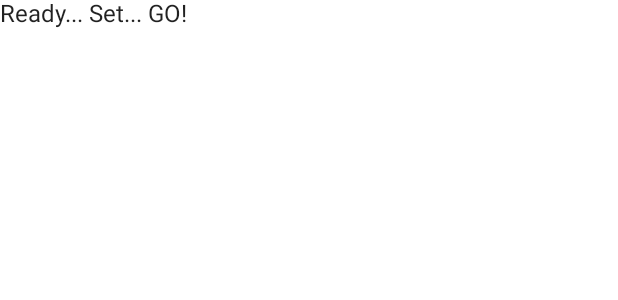
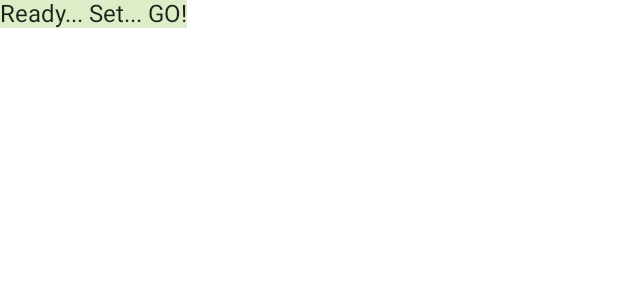
Before and after one commit to torresmi/compose-countdown-timer, an Android app built with Jetpack Compose: the @Preview function LightPreview, on a phone screen of 412 x 824 dp. Shown: the top 300 px of the screen. Run offline under Robolectric (Android 15) with nearby library versions, the phone set to English and light mode, and no system bars.

Commit message:
update theme colors

```diff
--- a/app/src/main/res/values-night/themes.xml
+++ b/app/src/main/res/values-night/themes.xml
@@ -12,15 +12,15 @@
     <!-- Base application theme. -->
     <style name="Theme.AndroidDevChallenge" parent="Theme.MaterialComponents.DayNight.DarkActionBar">
         <!-- Primary brand color. -->
-        <item name="colorPrimary">@color/purple_200</item>
-        <item name="colorPrimaryVariant">@color/purple_700</item>
+        <item name="colorPrimary">@color/light_green_500</item>
+        <item name="colorPrimaryVariant">@color/light_green_700</item>
         <item name="colorOnPrimary">@color/black</item>
         <!-- Secondary brand color. -->
-        <item name="colorSecondary">@color/teal_200</item>
-        <item name="colorSecondaryVariant">@color/teal_200</item>
+        <item name="colorSecondary">@color/brown_500</item>
+        <item name="colorSecondaryVariant">@color/brown_500</item>
         <item name="colorOnSecondary">@color/black</item>
         <!-- Status bar color. -->
-        <item name="android:statusBarColor" tools:targetApi="l">?attr/colorPrimaryVariant</item>
+        <item name="android:statusBarColor" tools:targetApi="l">?attr/colorAccent</item>
         <!-- Customize your theme here. -->
     </style>
 </resources>
--- a/app/src/main/res/values/colors.xml
+++ b/app/src/main/res/values/colors.xml
@@ -10,11 +10,10 @@
   the License.
   -->
 <resources>
-    <color name="purple_200">#FFBB86FC</color>
-    <color name="purple_500">#FF6200EE</color>
-    <color name="purple_700">#FF3700B3</color>
-    <color name="teal_200">#FF03DAC5</color>
-    <color name="teal_700">#FF018786</color>
     <color name="black">#FF000000</color>
     <color name="white">#FFFFFFFF</color>
+
+    <color name="light_green_500">#FF8bc34a</color>
+    <color name="light_green_700">#FF689f38</color>
+    <color name="brown_500">#FF795548</color>
 </resources>
--- a/app/src/main/res/values/themes.xml
+++ b/app/src/main/res/values/themes.xml
@@ -12,15 +12,15 @@
     <!-- Base application theme. -->
     <style name="Theme.AndroidDevChallenge" parent="Theme.MaterialComponents.DayNight.DarkActionBar">
         <!-- Primary brand color. -->
-        <item name="colorPrimary">@color/purple_500</item>
-        <item name="colorPrimaryVariant">@color/purple_700</item>
+        <item name="colorPrimary">@color/light_green_500</item>
+        <item name="colorPrimaryVariant">@color/light_green_700</item>
         <item name="colorOnPrimary">@color/white</item>
         <!-- Secondary brand color. -->
-        <item name="colorSecondary">@color/teal_200</item>
-        <item name="colorSecondaryVariant">@color/teal_700</item>
+        <item name="colorSecondary">@color/brown_500</item>
+        <item name="colorSecondaryVariant">@color/brown_500</item>
         <item name="colorOnSecondary">@color/black</item>
         <!-- Status bar color. -->
-        <item name="android:statusBarColor" tools:targetApi="l">?attr/colorPrimaryVariant</item>
+        <item name="android:statusBarColor" tools:targetApi="l">?attr/colorAccent</item>
         <!-- Customize your theme here. -->
     </style>
 
```
Also changed, not shown: app/src/main/java/com/example/androiddevchallenge/ui/theme/Color.kt (+4 -4 lines), app/src/main/java/com/example/androiddevchallenge/ui/theme/Theme.kt (+9 -8 lines).
